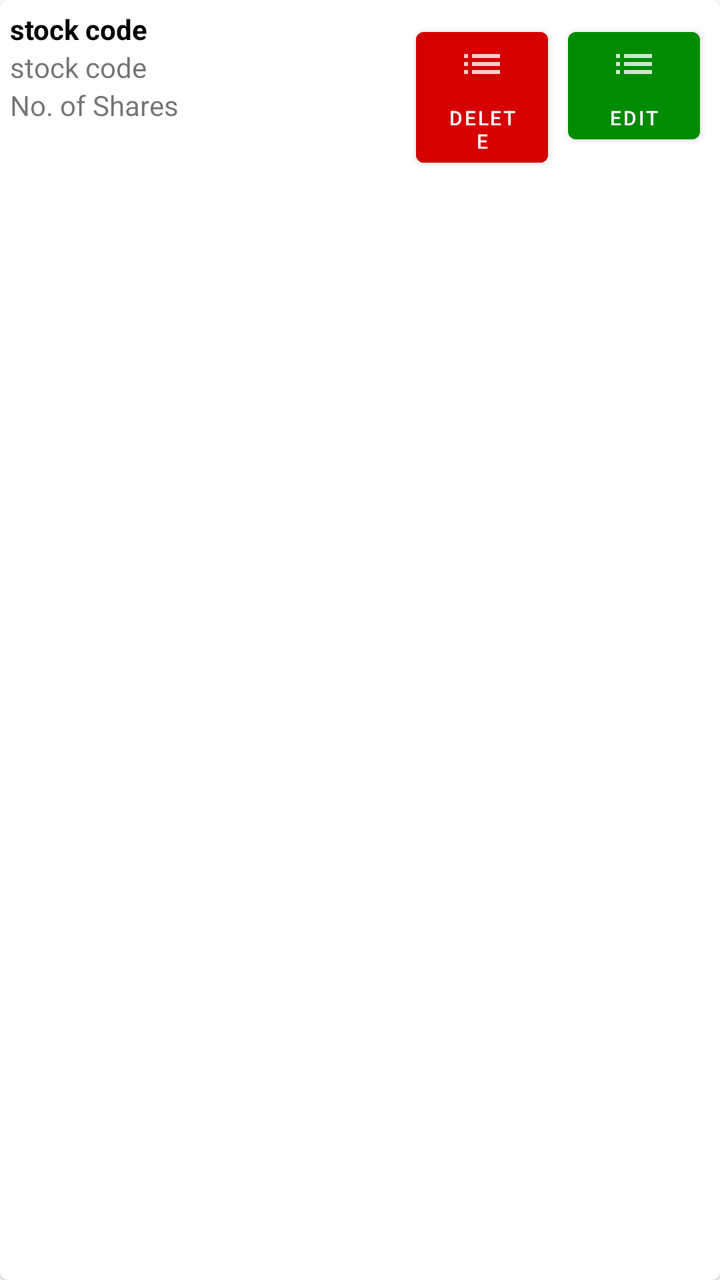
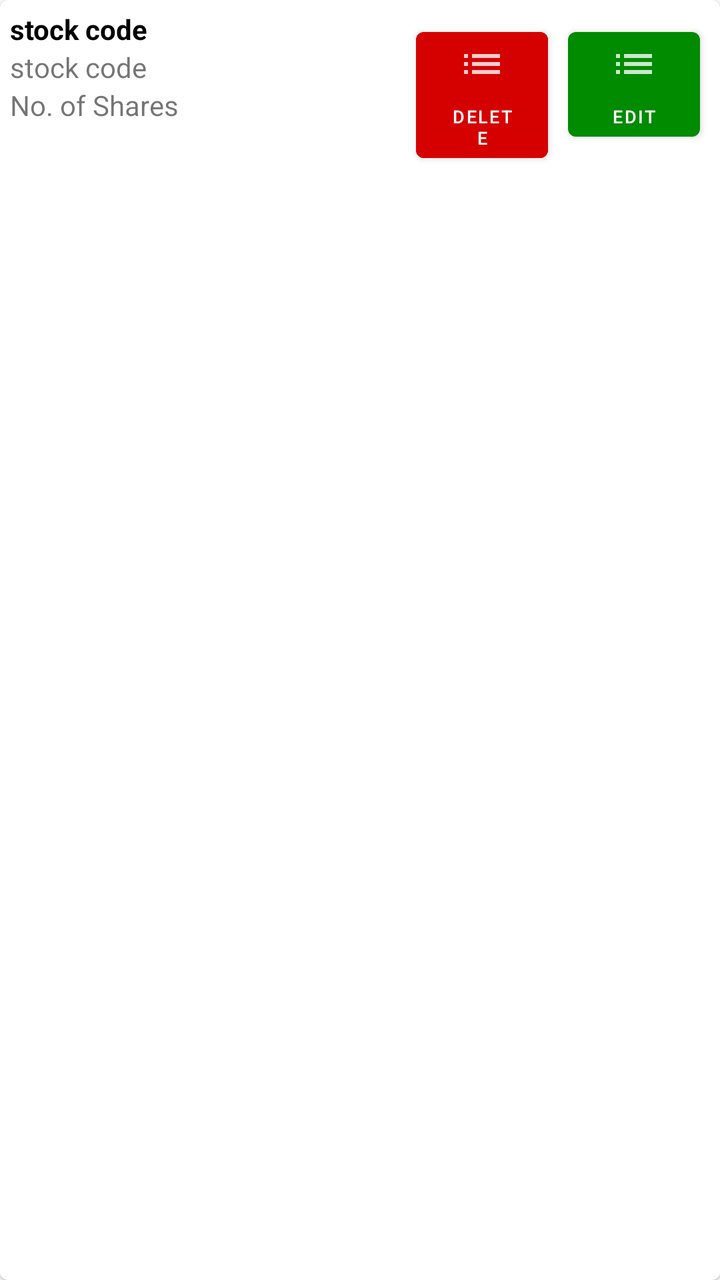

Screens rendered from an Android XML layout before and after an edit, with the pre-edit source and the edit as a unified diff.
<!-- AndroidManifest.xml: application theme AppTheme -->
<!-- res/layout/trade_list_content.xml -->
<?xml version="1.0" encoding="utf-8"?>
<com.google.android.material.card.MaterialCardView
    xmlns:android="http://schemas.android.com/apk/res/android" android:layout_width="match_parent"
    android:layout_height="wrap_content"
    android:layout_margin="5dp">
    <LinearLayout
        android:layout_width="match_parent"
        android:layout_height="wrap_content"
        android:orientation="horizontal"
        android:weightSum="5"
        android:padding="5dp"
        >
        <LinearLayout
            android:layout_height="wrap_content"
            android:layout_width="0dp"
            android:orientation="vertical"
            android:layout_weight="3">
        <com.google.android.material.textview.MaterialTextView
            android:id="@+id/stock_code_trade_list"
            android:text="stock code"
            android:textStyle="bold"
            android:textColor="#000000"
            android:layout_height="wrap_content"
            android:layout_width="wrap_content"/>
        <com.google.android.material.textview.MaterialTextView
                android:id="@+id/buy_price_trade_list"
                android:text="stock code"
                android:layout_height="wrap_content"
                android:layout_width="wrap_content"/>
        <com.google.android.material.textview.MaterialTextView
                android:id="@+id/no_share_trade_list"
                android:text="No. of Shares"
                android:layout_height="wrap_content"
                android:layout_width="wrap_content"/>
    </LinearLayout>
        <com.google.android.material.button.MaterialButton
            android:drawableTop="@drawable/ic_action_list_empty"
            android:layout_width="0dp"
            android:layout_weight="1"
            android:backgroundTint="@color/colorDownTrend"
            android:text="delete"
            android:layout_margin="5dp"
            android:textSize="10sp"
            android:layout_height="wrap_content"/>
        <com.google.android.material.button.MaterialButton
            android:drawableTop="@drawable/ic_action_list_empty"
            android:layout_width="0dp"
            android:layout_weight="1"
            android:layout_margin="5dp"
            android:text="edit"
            android:textSize="10sp"
            android:layout_height="wrap_content"/>
    </LinearLayout>
</com.google.android.material.card.MaterialCardView>
<!-- resources referenced by this layout -->
<resources>
  <color name="colorDownTrend">#d50000</color>
  <!-- drawable ic_action_list_empty (drawable-anydpi) -->
  <vector xmlns:android="http://schemas.android.com/apk/res/android"
      android:width="24dp"
      android:height="24dp"
      android:viewportWidth="24"
      android:viewportHeight="24"
      android:tint="#FFFFFF"
      android:alpha="0.8">
      <path
          android:fillColor="#FF000000"
          android:pathData="M3,13h2v-2L3,11v2zM3,17h2v-2L3,15v2zM3,9h2L5,7L3,7v2zM7,13h14v-2L7,11v2zM7,17h14v-2L7,15v2zM7,7v2h14L21,7L7,7z"/>
  </vector>
  <style name="AppTheme" parent="Theme.MaterialComponents.Light">
          
          <item name="colorPrimary">@color/colorPrimary</item>
          <item name="colorPrimaryDark">@color/colorPrimaryDark</item>
          <item name="colorAccent">@color/colorAccent</item>
          <item name="statusBarBackground">@color/colorAccent</item>
          <item name="colorControlNormal">@color/colorWhite</item>
      </style>
  <color name="colorPrimary">#008b00</color>
  <color name="colorPrimaryDark">#00b248</color>
  <color name="colorAccent">#008b00</color>
  <color name="colorWhite">#ffffff</color>
</resources>

<!-- the commit's change to res/layout/trade_list_content.xml (unified diff, before → after) -->
@@ -40,7 +40,7 @@
             android:backgroundTint="@color/colorDownTrend"
             android:text="delete"
             android:layout_margin="5dp"
-            android:textSize="10sp"
+            android:textSize="9sp"
             android:layout_height="wrap_content"/>
         <com.google.android.material.button.MaterialButton
             android:drawableTop="@drawable/ic_action_list_empty"
@@ -48,7 +48,7 @@
             android:layout_weight="1"
             android:layout_margin="5dp"
             android:text="edit"
-            android:textSize="10sp"
+            android:textSize="9sp"
             android:layout_height="wrap_content"/>
     </LinearLayout>
 </com.google.android.material.card.MaterialCardView>
